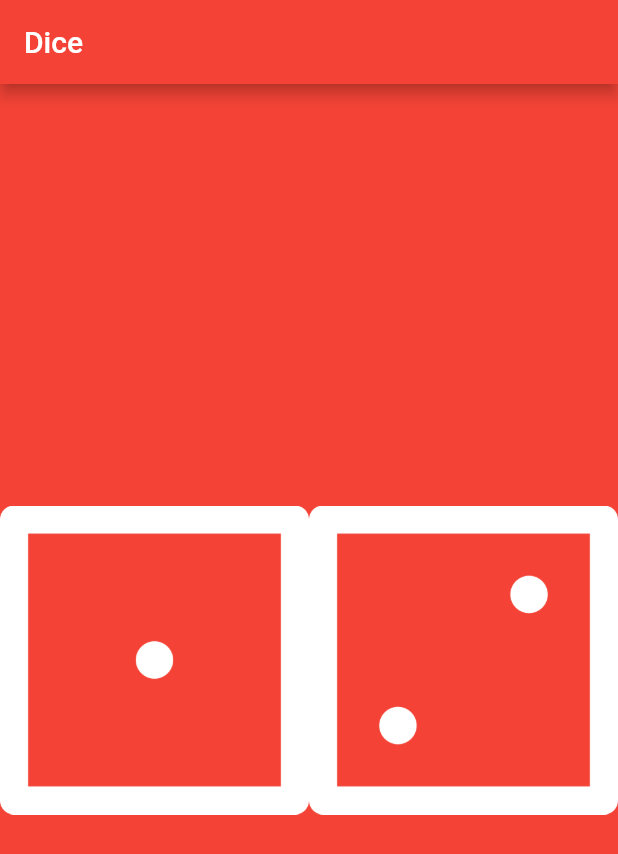
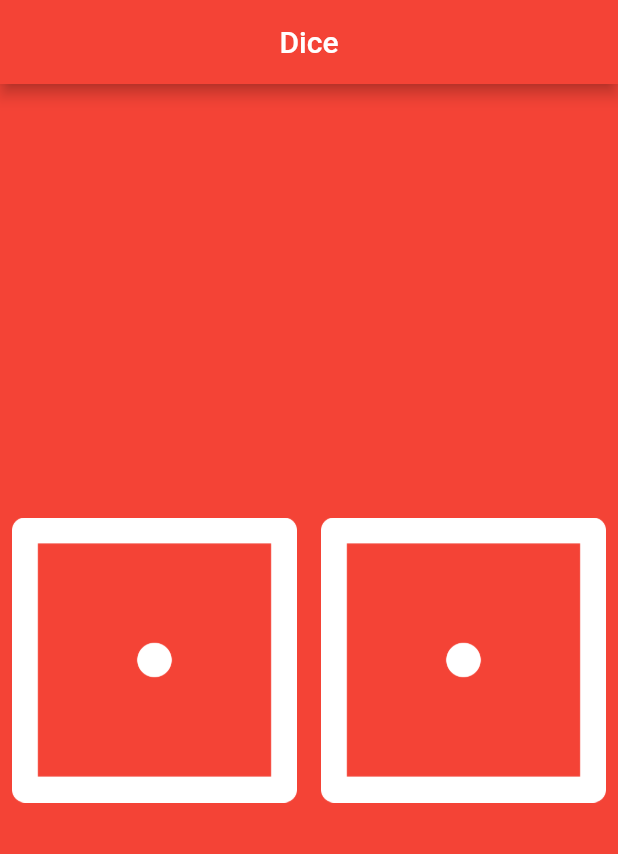
Before and after one commit to snipedev/dice_role_app, a Flutter app: the screen it shows after launch, on a phone screen of 412 x 824 dp. Shown: the top 854 px of the screen. Run offline on Flutter 3.47's test engine with Material 2 defaults, Android fonts, the phone set to English and light mode, and no system bars; missing offline and left inert: dart:ffi.

Commit message:
added widgets for dices

```diff
--- a/lib/main.dart
+++ b/lib/main.dart
@@ -1,4 +1,7 @@
+import 'dart:ffi';
+
 import 'package:flutter/material.dart';
+import 'dart:math';
 
 void main() {
   runApp(const MyApp());
@@ -14,7 +17,7 @@ class MyApp extends StatelessWidget {
       home: Scaffold(
         backgroundColor: Colors.red,
         appBar: AppBar(
-          title: Text('Dice'),
+          title: Center(child: Text('Dice')),
           backgroundColor: Colors.red,
         ),
         body: DicePage(),
@@ -24,17 +27,47 @@ class MyApp extends StatelessWidget {
   }
 }
 
-class DicePage extends StatelessWidget {
+class DicePage extends StatefulWidget {
   const DicePage({Key? key}) : super(key: key);
 
   @override
+  _DicePageState createState() => _DicePageState();
+}
+
+class _DicePageState extends State<DicePage> {
+  @override
+
+  var leftDiceNumber = 1;
+  var rightDiceNumber = 1;
   Widget build(BuildContext context) {
     return Center(
       child: Row(
 
         children: <Widget>[
-          Expanded(child: Image.asset('images/dice1.png')),
-          Expanded(child: Image.asset('images/dice2.png'))
+          Expanded(
+            child:
+            TextButton(
+              child: Image.asset('images/dice$leftDiceNumber.png'),
+              onPressed: () {
+                setState(() {
+                  leftDiceNumber = Random().nextInt(6)+1;
+                });
+                print("Left Button got pressed");
+              },
+            ),
+          ),
+          Expanded(
+            child:
+            TextButton(
+              child: Image.asset('images/dice$rightDiceNumber.png'),
+              onPressed: ()
+              {
+                setState(() {
+                  rightDiceNumber = Random().nextInt(6) + 1;
+                });
+              },
+            ),
+          )
 
         ],
       ),
```
